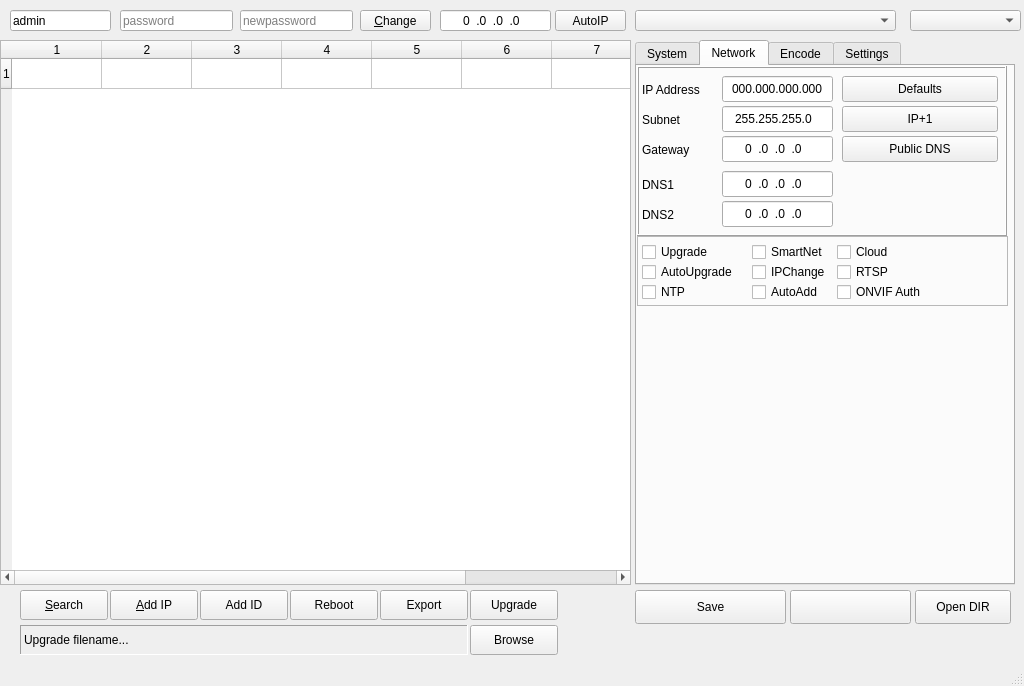
The window that dms.ui (OpenIPC/dms) describes before a commit, drawn with Qt 5.
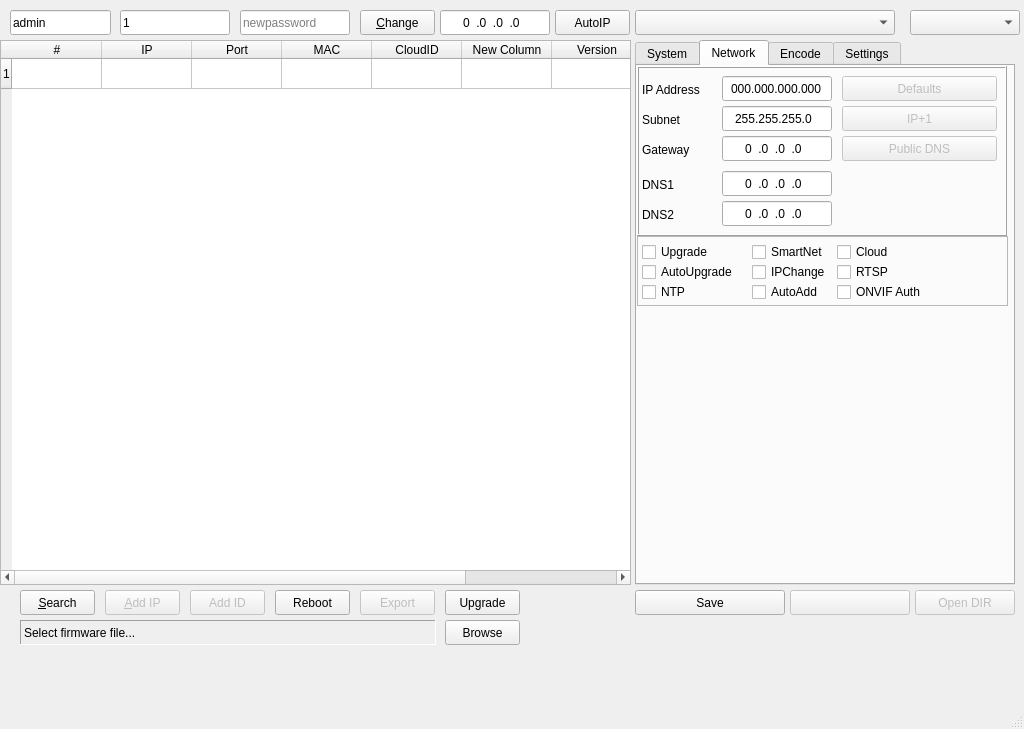
The same window after the commit. Icons and pictures are not drawn.

```diff
--- a/dms.ui
+++ b/dms.ui
@@ -10,7 +10,7 @@
     <x>0</x>
     <y>0</y>
     <width>1024</width>
-    <height>686</height>
+    <height>729</height>
    </rect>
   </property>
   <property name="windowTitle">
@@ -35,8 +35,8 @@
      <rect>
       <x>20</x>
       <y>590</y>
-      <width>88</width>
-      <height>30</height>
+      <width>75</width>
+      <height>25</height>
      </rect>
     </property>
     <property name="text">
@@ -116,30 +116,49 @@
      <number>30</number>
     </attribute>
     <row/>
-    <column/>
-    <column/>
-    <column/>
-    <column/>
-    <column/>
-    <column/>
-    <column/>
-    <column/>
-    <item row="0" column="0">
+    <column>
      <property name="text">
-      <string/>
+      <string>#</string>
      </property>
      <property name="textAlignment">
-      <set>AlignTrailing|AlignVCenter</set>
+      <set>AlignCenter</set>
      </property>
-     <property name="flags">
-      <set>ItemIsSelectable|ItemIsDragEnabled|ItemIsUserCheckable|ItemIsEnabled</set>
+    </column>
+    <column>
+     <property name="text">
+      <string>IP</string>
      </property>
-    </item>
-    <item row="0" column="2">
+    </column>
+    <column>
      <property name="text">
-      <string/>
+      <string>Port</string>
      </property>
-    </item>
+    </column>
+    <column>
+     <property name="text">
+      <string>MAC</string>
+     </property>
+    </column>
+    <column>
+     <property name="text">
+      <string>CloudID</string>
+     </property>
+    </column>
+    <column>
+     <property name="text">
+      <string>New Column</string>
+     </property>
+    </column>
+    <column>
+     <property name="text">
+      <string>Version</string>
+     </property>
+    </column>
+    <column>
+     <property name="text">
+      <string>Name</string>
+     </property>
+    </column>
    </widget>
    <widget class="QLineEdit" name="editUsername">
     <property name="geometry">
@@ -147,7 +166,7 @@
       <x>10</x>
       <y>10</y>
       <width>101</width>
-      <height>21</height>
+      <height>25</height>
      </rect>
     </property>
     <property name="text">
@@ -159,10 +178,13 @@
      <rect>
       <x>120</x>
       <y>10</y>
-      <width>113</width>
-      <height>21</height>
+      <width>110</width>
+      <height>25</height>
      </rect>
     </property>
+    <property name="text">
+     <string>1</string>
+    </property>
     <property name="placeholderText">
      <string>password</string>
     </property>
@@ -172,8 +194,8 @@
      <rect>
       <x>240</x>
       <y>10</y>
-      <width>113</width>
-      <height>21</height>
+      <width>110</width>
+      <height>25</height>
      </rect>
     </property>
     <property name="placeholderText">
@@ -185,8 +207,8 @@
      <rect>
       <x>360</x>
       <y>10</y>
-      <width>71</width>
-      <height>21</height>
+      <width>75</width>
+      <height>25</height>
      </rect>
     </property>
     <property name="text">
@@ -198,8 +220,8 @@
      <rect>
       <x>440</x>
       <y>10</y>
-      <width>111</width>
-      <height>21</height>
+      <width>110</width>
+      <height>25</height>
      </rect>
     </property>
     <property name="inputMask">
@@ -223,8 +245,8 @@
      <rect>
       <x>555</x>
       <y>10</y>
-      <width>71</width>
-      <height>21</height>
+      <width>75</width>
+      <height>25</height>
      </rect>
     </property>
     <property name="text">
@@ -236,8 +258,8 @@
      <rect>
       <x>635</x>
       <y>10</y>
-      <width>261</width>
-      <height>21</height>
+      <width>260</width>
+      <height>25</height>
      </rect>
     </property>
     <property name="placeholderText">
@@ -249,8 +271,8 @@
      <rect>
       <x>910</x>
       <y>10</y>
-      <width>111</width>
-      <height>21</height>
+      <width>110</width>
+      <height>25</height>
      </rect>
     </property>
     <property name="insertPolicy">
@@ -264,12 +286,15 @@
     </property>
    </widget>
    <widget class="QPushButton" name="btnAddIP">
+    <property name="enabled">
+     <bool>false</bool>
+    </property>
     <property name="geometry">
      <rect>
-      <x>110</x>
+      <x>105</x>
       <y>590</y>
-      <width>88</width>
-      <height>30</height>
+      <width>75</width>
+      <height>25</height>
      </rect>
     </property>
     <property name="text">
@@ -320,8 +345,8 @@
         <rect>
          <x>85</x>
          <y>135</y>
-         <width>111</width>
-         <height>26</height>
+         <width>110</width>
+         <height>25</height>
         </rect>
        </property>
        <property name="statusTip">
@@ -383,8 +408,8 @@
         <rect>
          <x>85</x>
          <y>70</y>
-         <width>111</width>
-         <height>26</height>
+         <width>110</width>
+         <height>25</height>
         </rect>
        </property>
        <property name="statusTip">
@@ -420,8 +445,8 @@
         <rect>
          <x>85</x>
          <y>40</y>
-         <width>111</width>
-         <height>26</height>
+         <width>110</width>
+         <height>25</height>
         </rect>
        </property>
        <property name="statusTip">
@@ -453,12 +478,15 @@
        </property>
       </widget>
       <widget class="QPushButton" name="btnSetPubDNS">
+       <property name="enabled">
+        <bool>false</bool>
+       </property>
        <property name="geometry">
         <rect>
          <x>205</x>
          <y>70</y>
-         <width>156</width>
-         <height>26</height>
+         <width>155</width>
+         <height>25</height>
         </rect>
        </property>
        <property name="text">
@@ -470,8 +498,8 @@
         <rect>
          <x>85</x>
          <y>10</y>
-         <width>111</width>
-         <height>26</height>
+         <width>110</width>
+         <height>25</height>
         </rect>
        </property>
        <property name="statusTip">
@@ -542,12 +570,15 @@
        </property>
       </widget>
       <widget class="QPushButton" name="btnSetIPPlus">
+       <property name="enabled">
+        <bool>false</bool>
+       </property>
        <property name="geometry">
         <rect>
          <x>205</x>
          <y>40</y>
-         <width>156</width>
-         <height>26</height>
+         <width>155</width>
+         <height>25</height>
         </rect>
        </property>
        <property name="text">
@@ -555,12 +586,15 @@
        </property>
       </widget>
       <widget class="QPushButton" name="btnSetDefaultIP">
+       <property name="enabled">
+        <bool>false</bool>
+       </property>
        <property name="geometry">
         <rect>
          <x>205</x>
          <y>10</y>
-         <width>156</width>
-         <height>26</height>
+         <width>155</width>
+         <height>25</height>
         </rect>
        </property>
        <property name="text">
@@ -572,8 +606,8 @@
         <rect>
          <x>85</x>
          <y>105</y>
-         <width>111</width>
-         <height>26</height>
+         <width>110</width>
+         <height>25</height>
         </rect>
        </property>
        <property name="statusTip">
@@ -753,10 +787,10 @@
    <widget class="QPushButton" name="btnUpgrade">
     <property name="geometry">
      <rect>
-      <x>470</x>
+      <x>445</x>
       <y>590</y>
-      <width>88</width>
-      <height>30</height>
+      <width>75</width>
+      <height>25</height>
      </rect>
     </property>
     <property name="text">
@@ -766,10 +800,10 @@
    <widget class="QPushButton" name="btnReboot">
     <property name="geometry">
      <rect>
-      <x>290</x>
+      <x>275</x>
       <y>590</y>
-      <width>88</width>
-      <height>30</height>
+      <width>75</width>
+      <height>25</height>
      </rect>
     </property>
     <property name="text">
@@ -777,12 +811,15 @@
     </property>
    </widget>
    <widget class="QPushButton" name="btnExport">
+    <property name="enabled">
+     <bool>false</bool>
+    </property>
     <property name="geometry">
      <rect>
-      <x>380</x>
+      <x>360</x>
       <y>590</y>
-      <width>88</width>
-      <height>30</height>
+      <width>75</width>
+      <height>25</height>
      </rect>
     </property>
     <property name="text">
@@ -790,12 +827,15 @@
     </property>
    </widget>
    <widget class="QPushButton" name="btnAddID">
+    <property name="enabled">
+     <bool>false</bool>
+    </property>
     <property name="geometry">
      <rect>
-      <x>200</x>
+      <x>190</x>
       <y>590</y>
-      <width>88</width>
-      <height>30</height>
+      <width>75</width>
+      <height>25</height>
      </rect>
     </property>
     <property name="text">
@@ -807,8 +847,8 @@
      <rect>
       <x>635</x>
       <y>590</y>
-      <width>151</width>
-      <height>34</height>
+      <width>150</width>
+      <height>25</height>
      </rect>
     </property>
     <property name="text">
@@ -816,12 +856,15 @@
     </property>
    </widget>
    <widget class="QPushButton" name="btnOpenDir">
+    <property name="enabled">
+     <bool>false</bool>
+    </property>
     <property name="geometry">
      <rect>
       <x>915</x>
       <y>590</y>
-      <width>96</width>
-      <height>34</height>
+      <width>100</width>
+      <height>25</height>
      </rect>
     </property>
     <property name="text">
@@ -829,12 +872,15 @@
     </property>
    </widget>
    <widget class="QPushButton" name="btnempty">
+    <property name="enabled">
+     <bool>false</bool>
+    </property>
     <property name="geometry">
      <rect>
       <x>790</x>
       <y>590</y>
-      <width>121</width>
-      <height>34</height>
+      <width>120</width>
+      <height>25</height>
      </rect>
     </property>
     <property name="text">
@@ -845,9 +891,9 @@
     <property name="geometry">
      <rect>
       <x>20</x>
-      <y>625</y>
-      <width>448</width>
-      <height>30</height>
+      <y>620</y>
+      <width>416</width>
+      <height>25</height>
      </rect>
     </property>
     <property name="frameShape">
@@ -857,7 +903,7 @@
      <enum>QFrame::Sunken</enum>
     </property>
     <property name="text">
-     <string>Upgrade filename...</string>
+     <string>Select firmware file...</string>
     </property>
     <property name="textFormat">
      <enum>Qt::PlainText</enum>
@@ -872,10 +918,10 @@
    <widget class="QPushButton" name="btnBrowse">
     <property name="geometry">
      <rect>
-      <x>470</x>
-      <y>625</y>
-      <width>88</width>
-      <height>30</height>
+      <x>445</x>
+      <y>620</y>
+      <width>75</width>
+      <height>25</height>
      </rect>
     </property>
     <property name="text">
```
Left out of the diff: 32 changed lines with no effect on the pictures.
